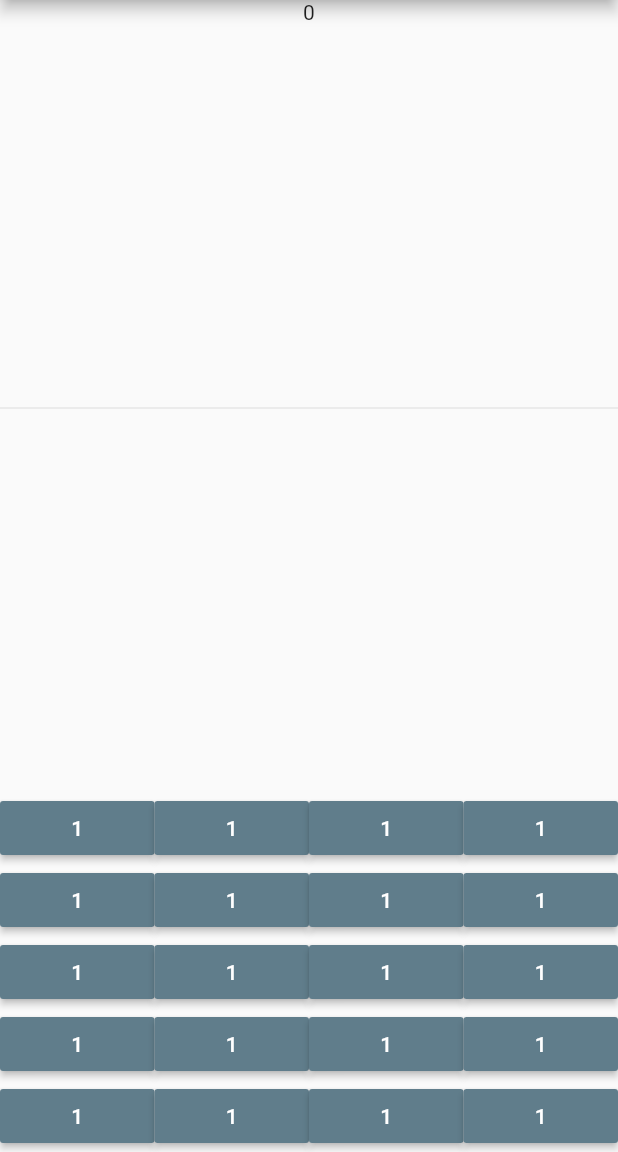
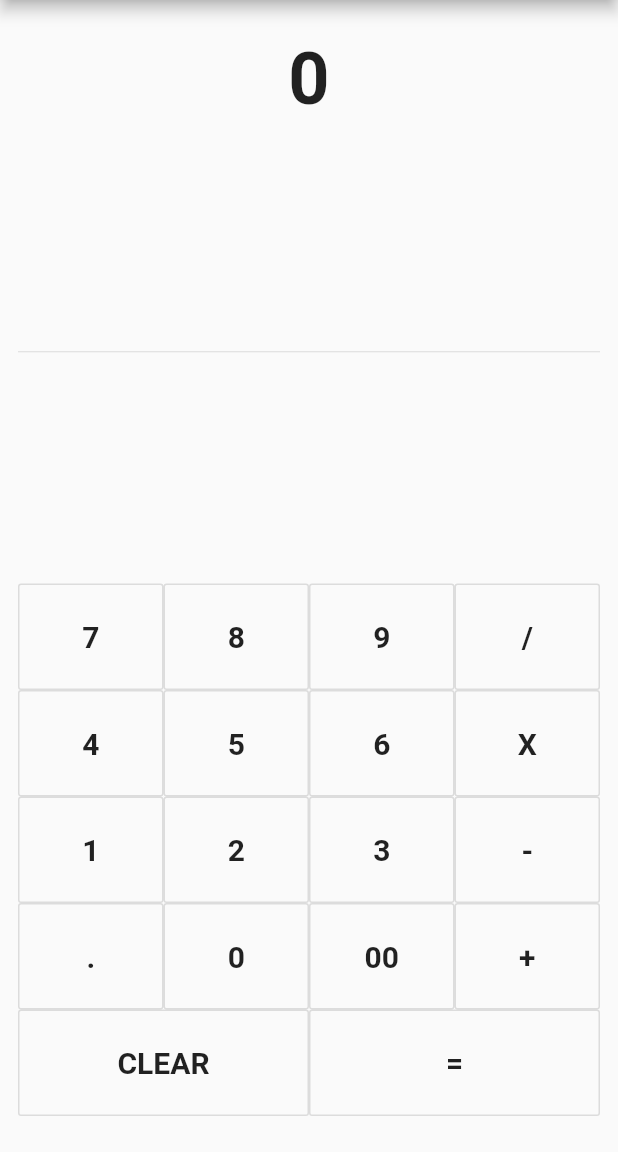
Before and after one commit to Tharindu961/calculator_app, a Flutter app: the screen it shows after launch, on a phone screen of 412 x 824 dp, the part 84-1236 px from its top. Run offline on Flutter 3.47's test engine with Material 2 defaults, Android fonts, the phone set to English and light mode, and no system bars.

Commit message:
done the calculator

```diff
--- a/lib/main.dart
+++ b/lib/main.dart
@@ -26,13 +26,88 @@ class MyHomePage extends StatefulWidget {
 
 class _MyHomePageState extends State<MyHomePage> {
 
-  Widget buildButton(){
+  String output = "0";
+
+  String _output = "0";
+  double num1 = 0.0;
+  double num2 = 0.0;
+  String operand = "";
+
+  buttonPressed(String buttonText){
+
+      if(buttonText == "CLEAR"){
+        _output = "0";
+         num1 = 0.0;
+        num2 = 0.0;
+        operand = "";
+      } else if (buttonText == "+" || buttonText == "-" || buttonText == "/" || buttonText == "X"){
+
+        num1 = double.parse(output);
+
+        operand = buttonText;
+
+        _output = "0";
+
+      } else if(buttonText == "."){
+
+        if(_output.contains(".")){
+          print("Already contains a decimal");
+          return;
+
+        }else {
+          _output = _output + buttonText;
+        }
+      } else if(buttonText == "="){
+         num2 = double.parse(output);
+
+         if(operand == "+"){
+           _output = (num1 + num2).toString();
+         }
+         if(operand == "-"){
+           _output = (num1 - num2).toString();
+         }
+         if(operand == "X"){
+           _output = (num1 * num2).toString();
+         }
+         if(operand == "/"){
+           _output = (num1 / num2).toString();
+         }
+
+         num1 = 0.0;
+         num2 = 0.0;
+         operand = "";
+
+      } else {
+
+          _output = _output + buttonText;
+
+      }
+
+      print(_output);
+
+      setState(() {
+
+        output= double.parse(_output).toStringAsFixed(2);
+
+      });
+
+  }
+
+
+  Widget buildButton(String buttonText){
       return new Expanded(
-                child: new MaterialButton(
-                child: new Text("1"),
-                onPressed: ()=> {},
-                color: Colors.blueGrey,
-                textColor: Colors.white,
+                child: new OutlineButton(
+                  padding: new EdgeInsets.all(24.0),
+                child: new Text(buttonText,
+                  style: TextStyle(
+                    fontSize: 20.0,
+                    fontWeight: FontWeight.bold
+                  ),
+                ),
+                onPressed: ()=>
+                  buttonPressed(buttonText)
+                ,
+
               ),
             );
   }
@@ -45,9 +120,19 @@ class _MyHomePageState extends State<MyHomePage> {
         title: Text(widget.title),
       ),
       body: new Container(
+        alignment: Alignment.centerRight,
+        padding: new EdgeInsets.symmetric(
+          vertical: 24.0,
+          horizontal: 12.0
+        ),
+        child: new Column(children: <Widget>[
+          new Container(
+            child: new Text(output, style: new TextStyle(
+              fontSize: 48.0,
+              fontWeight: FontWeight.bold,
+            )
 
-        child: new Column(children: <Widget>[
-          new Text("0"),
+            )),
 
           new Expanded(
             child: new Divider(),
@@ -55,38 +140,37 @@ class _MyHomePageState extends State<MyHomePage> {
 
           new Column(children: [
                   new Row(children: [
-                  buildButton(),
-                  buildButton(),
-                  buildButton(),
-                  buildButton(),
+                  buildButton("7"),
+                  buildButton("8"),
+                  buildButton("9"),
+                  buildButton("/"),
                  ]),
 
                  new Row(children: [
-                  buildButton(),
-                  buildButton(),
-                  buildButton(),
-                  buildButton(),
+                  buildButton("4"),
+                  buildButton("5"),
+                  buildButton("6"),
+                  buildButton("X"),
                  ]),
 
                  new Row(children: [
-                  buildButton(),
-                  buildButton(),
-                  buildButton(),
-                  buildButton(),
+                  buildButton("1"),
+                  buildButton("2"),
+                  buildButton("3"),
+                  buildButton("-"),
                  ]),
 
                  new Row(children: [
-                  buildButton(),
-                  buildButton(),
-                  buildButton(),
-                  buildButton(),
+                  buildButton("."),
+                  buildButton("0"),
+                  buildButton("00"),
+                  buildButton("+"),
                  ]),
 
                  new Row(children: [
-                  buildButton(),
-                  buildButton(),
-                  buildButton(),
-                  buildButton(),
+                  buildButton("CLEAR"),
+                  buildButton("="),
+
                  ]),
           ])
 
```
Also changed, not shown: 2 other files.
